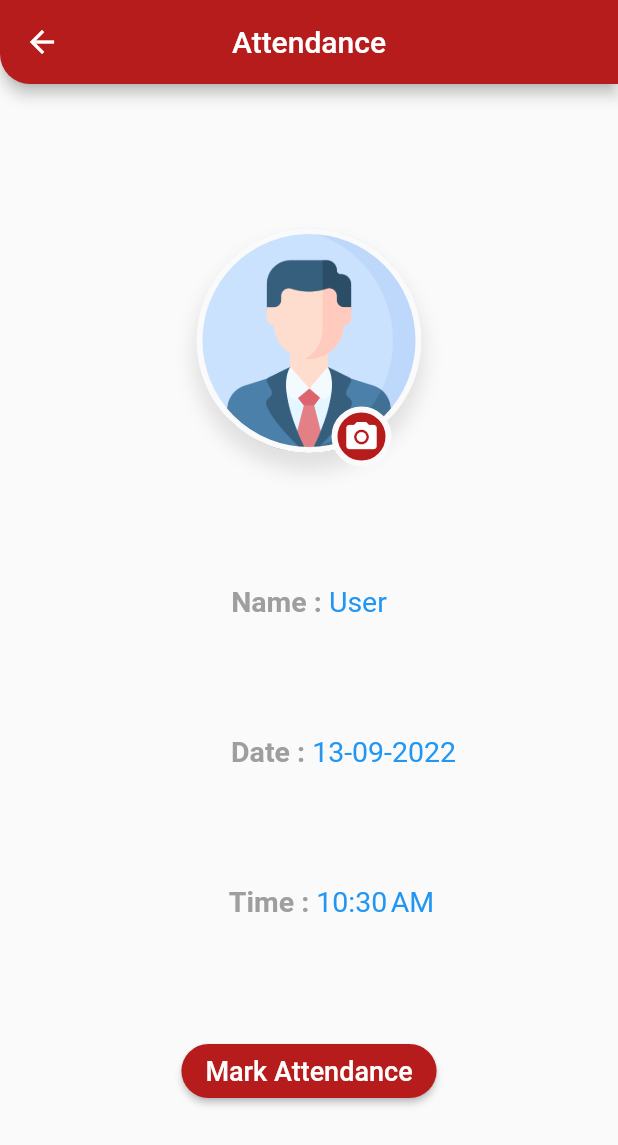
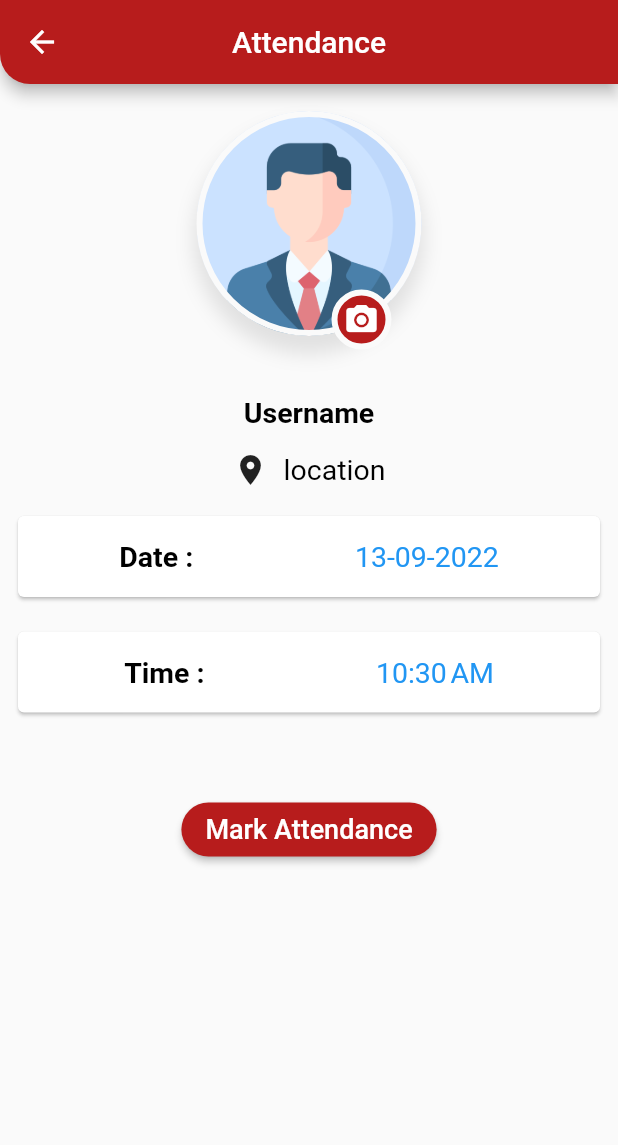
Before and after one commit to hetalPoriya/DevisSurgico, a Flutter app: the Attendance screen opened directly, on a phone screen of 412 x 824 dp. Shown: the top 1145 px of the screen. Run offline on Flutter 3.47's test engine with Material 2 defaults, Android fonts, the phone set to English and light mode, and no system bars; our stand-ins replace dio, image_picker, shared_preferences; accounts and stored records are empty.

Commit message:
design screen

```diff
--- a/lib/components_screen/attendance.dart
+++ b/lib/components_screen/attendance.dart
@@ -54,8 +54,6 @@ class _AttendanceState extends State<Attendance> {
         body: Padding(
           padding: const EdgeInsets.all(8.0),
           child: Column(
-            mainAxisAlignment: MainAxisAlignment.spaceEvenly,
-            // crossAxisAlignment: CrossAxisAlignment.center,
             children: [
               Center(
                 child: Stack(
@@ -111,33 +109,36 @@ class _AttendanceState extends State<Attendance> {
               ),
               // const SizedBox(height: 40),
 
-              // const SizedBox(height: 30),
+               const SizedBox(height: 30),
+              const Text(
+                "Username",
+                style: TextStyle(
+                  fontSize: 19,
+                  color: Colors.black,
+                  fontWeight: FontWeight.bold
+                ),
+              ),
+              const SizedBox(height: 15),
               Row(
                 mainAxisAlignment: MainAxisAlignment.center,
-
-                // ignore: prefer_const_literals_to_create_immutables
-                children: [
-                  const Text(
-                    "Name : ",
+                children: const [
+                  Icon(Icons.location_on),
+                  SizedBox(width: 10,),
+                  Text(
+                    "location",
                     style: TextStyle(
                       fontSize: 19,
-                        color: Colors.grey,
-                        fontWeight: FontWeight.bold),
-                  ),
-                  const Text(
-                    "User",
-                    style: TextStyle(
-                      fontSize: 19,
-                      color: Colors.blue,
+                      color: Colors.black,
                     ),
                   ),
                 ],
               ),
-
-              Padding(
-                padding: const EdgeInsets.only(left: 46),
+              const SizedBox(height: 15),
+              Card(
+                child: Padding(
+                  padding: const EdgeInsets.all(16),
                   child: Row(
-                  mainAxisAlignment: MainAxisAlignment.center,
+                    mainAxisAlignment: MainAxisAlignment.spaceAround,
 
                     // ignore: prefer_const_literals_to_create_immutables
                     children: [
@@ -145,7 +146,7 @@ class _AttendanceState extends State<Attendance> {
                         "Date : ",
                         style: TextStyle(
                             fontSize: 19,
-                          color: Colors.grey,
+                            color: Colors.black,
                             fontWeight: FontWeight.bold),
                       ),
                       Text(
@@ -158,10 +159,13 @@ class _AttendanceState extends State<Attendance> {
                     ],
                   ),
                 ),
-              Padding(
-                padding: const EdgeInsets.only(left: 30),
+              ),
+              const SizedBox(height: 15),
+              Card(
+                child: Padding(
+                  padding: const EdgeInsets.all(16),
                   child: Row(
-                  mainAxisAlignment: MainAxisAlignment.center,
+                    mainAxisAlignment: MainAxisAlignment.spaceAround,
 
                     // ignore: prefer_const_literals_to_create_immutables
                     children: [
@@ -169,7 +173,7 @@ class _AttendanceState extends State<Attendance> {
                         "Time : ",
                         style: TextStyle(
                             fontSize: 19,
-                          color: Colors.grey,
+                            color: Colors.black,
                             fontWeight: FontWeight.bold),
                       ),
                       Text(
@@ -183,6 +187,8 @@ class _AttendanceState extends State<Attendance> {
                   ),
 
                 ),
+              ),
+              const SizedBox(height: 50),
                ElevatedButton(
                 onPressed: () {},
                 style: ElevatedButton.styleFrom(
--- a/lib/components_screen/task_complete_screen.dart
+++ b/lib/components_screen/task_complete_screen.dart
@@ -24,12 +24,15 @@ class _TaskCompleteSCreenState extends State<TaskCompleteSCreen> {
         ),
         body: ListView.builder(
           itemBuilder: (context, position) {
-            return Card(
+            return Padding(
+              padding: const EdgeInsets.all(5.0),
+              child: Card(
                 child: Padding(
                   padding: const EdgeInsets.all(8.0),
                   child: ListTile(
 
                       title: Row(
+                        mainAxisAlignment: MainAxisAlignment.spaceBetween,
                         children: [
                           Column(
                             children: const [
@@ -55,6 +58,7 @@ class _TaskCompleteSCreenState extends State<TaskCompleteSCreen> {
 
                   ),
                 ),
+              ),
             );
           },
           itemCount: 20,
```
Also changed, not shown: lib/components_screen/task_incomplete_screen.dart (+52 -5 lines). Lines whose indentation alone changed are shown as unchanged.
